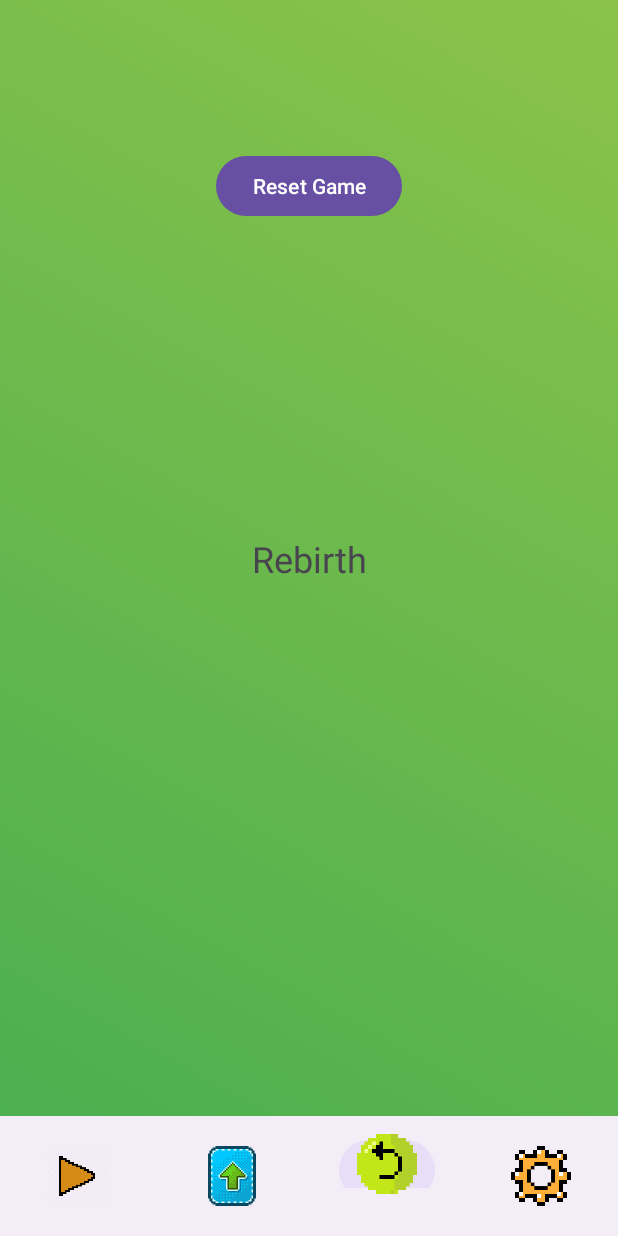
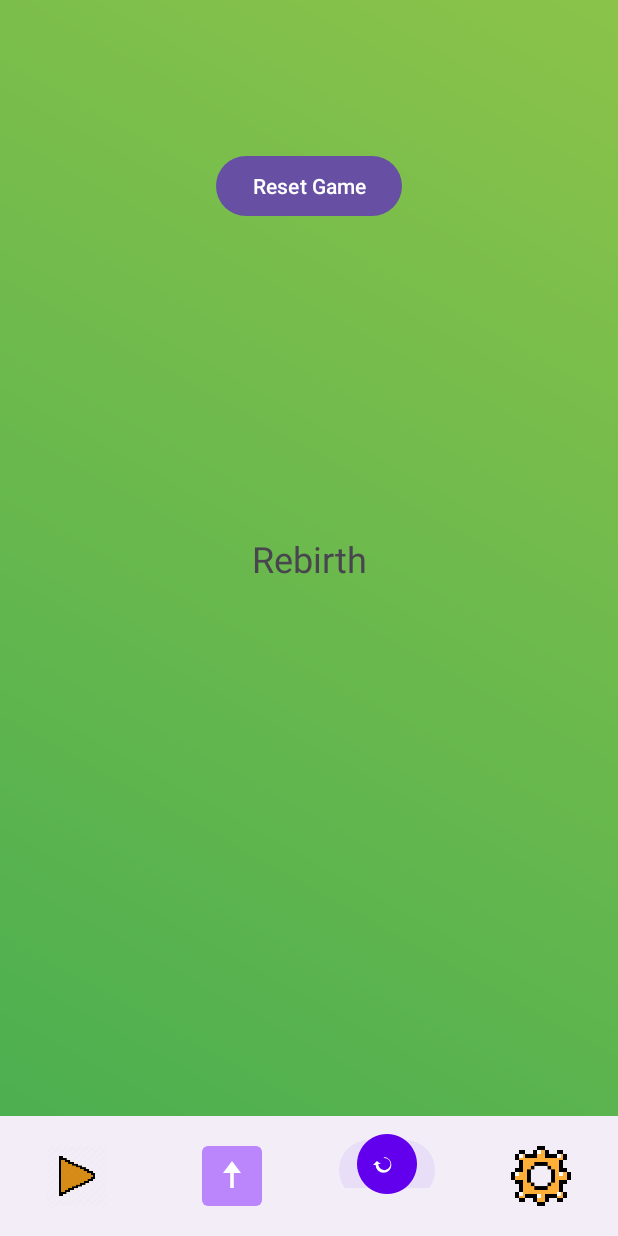
Before and after one commit to KTUccgame/Mobil, an Android app: the screen it shows after launch (MainActivity), item 3 of the bottom bar chosen, on a phone screen of 412 x 824 dp. Run offline under Robolectric (Android 15) with nearby library versions, the phone set to English and light mode, and no system bars; our stand-ins replace Room's generated code.

Commit message:
Some xml buttons (not working correctly)
Changed menu buttons to xml drawn

```diff
--- a/app/src/main/java/com/example/mobilclicker/MainActivity.java
+++ b/app/src/main/java/com/example/mobilclicker/MainActivity.java
@@ -1,7 +1,12 @@
 package com.example.mobilclicker;
 
+import android.animation.ObjectAnimator;
 import android.annotation.SuppressLint;
 import android.os.Bundle;
+import android.view.View;
+import android.view.animation.AccelerateDecelerateInterpolator;
+import android.view.animation.Animation;
+import android.view.animation.AnimationUtils;
 
 import androidx.appcompat.app.AppCompatActivity;
 import androidx.fragment.app.Fragment;
@@ -41,14 +46,33 @@ public class MainActivity extends AppCompatActivity {
             } else if (itemId == R.id.nav_upgrades) {
                 if (upgradesFragment == null) {
                     upgradesFragment = new UpgradesFragment();
+
                 }
                 selectedFragment = upgradesFragment;
+
+                // ANIMACIJA ant nav_upgrades mygtuko
+                View navView = bottomNavigationView.findViewById(R.id.nav_upgrades);
+                if (navView != null) {
+                    Animation animation = AnimationUtils.loadAnimation(this, R.anim.move_up_and_down);
+                    navView.startAnimation(animation);
+                }
+
+
             } else if (itemId == R.id.nav_rebirth) {
                 if (rebirthFragment == null) {
                     rebirthFragment = new RebirthFragment();
                     rebirthFragment.setUpgradesFragment(upgradesFragment);
                 }
                 selectedFragment = rebirthFragment;
+                // ANIMACIJA ant nav_rebirth mygtuko
+                View navView = bottomNavigationView.findViewById(R.id.nav_rebirth);
+                if (navView != null) {
+                    ObjectAnimator animator = ObjectAnimator.ofFloat(navView, "rotationY", 0f, 360f);
+                    animator.setDuration(600);
+                    animator.setInterpolator(new AccelerateDecelerateInterpolator());
+                    animator.start();
+                }
+
             } else if (itemId == R.id.nav_settings) {
                 selectedFragment = new SettingsFragment();
             }
--- /dev/null
+++ b/app/src/main/res/anim/move_up_and_down.xml
@@ -0,0 +1,15 @@
+<set xmlns:android="http://schemas.android.com/apk/res/android"
+    android:interpolator="@android:anim/accelerate_decelerate_interpolator"
+    android:repeatCount="0">
+
+    <translate
+        android:duration="500"
+        android:fromYDelta="0%"
+        android:toYDelta="-100%" />
+
+    <translate
+        android:duration="500"
+        android:startOffset="600"
+        android:fromYDelta="0%"
+        android:toYDelta="100%" />
+</set>
--- /dev/null
+++ b/app/src/main/res/animator/rotate_y.xml
@@ -0,0 +1,7 @@
+<objectAnimator xmlns:android="http://schemas.android.com/apk/res/android"
+    android:propertyName="rotationY"
+    android:duration="600"
+    android:valueFrom="0"
+    android:valueTo="360"
+    android:interpolator="@android:interpolator/accelerate_decelerate"
+    android:repeatCount="0" />
--- /dev/null
+++ b/app/src/main/res/drawable/circle_with_arrow.xml
@@ -0,0 +1,22 @@
+<vector xmlns:android="http://schemas.android.com/apk/res/android"
+    android:width="48dp"
+    android:height="48dp"
+    android:viewportWidth="24"
+    android:viewportHeight="24">
+
+    <path
+        android:fillColor="#FF6200EE"
+        android:pathData="M12,0.001a12,12 0 1,0 0.001,0z" />
+
+
+    <group
+        android:scaleX="0.7"
+        android:scaleY="0.7"
+        android:translateX="3.6"
+        android:translateY="3.6">
+        <path
+            android:fillColor="#FFFFFF"
+            android:strokeWidth="0"
+            android:pathData="M10,8a4.5,4.5 0 1,1 -4.5,4.5H4l2.25,-2.25L8.5,12H7a3.5,3.5 0 1,0 3.5,-3.5z"/>
+    </group>
+</vector>
--- /dev/null
+++ b/app/src/main/res/drawable/rectangle_with_arrow.xml
@@ -0,0 +1,30 @@
+<vector xmlns:android="http://schemas.android.com/apk/res/android"
+    android:width="100dp"
+    android:height="100dp"
+    android:viewportWidth="100"
+    android:viewportHeight="100">
+
+    <!-- Apvalintų kampų stačiakampio fonas -->
+    <path
+        android:fillColor="#FFBB86FC"
+        android:pathData="M10,0
+                          h80
+                          a10,10 0 0 1 10,10
+                          v80
+                          a10,10 0 0 1 -10,10
+                          h-80
+                          a10,10 0 0 1 -10,-10
+                          v-80
+                          a10,10 0 0 1 10,-10
+                          z" />
+
+    <!-- Rodyklės trikampis -->
+    <path
+        android:fillColor="#FFFFFFFF"
+        android:pathData="M50,25 L35,45 H65 Z" />
+
+    <!-- Rodyklės kotas -->
+    <path
+        android:fillColor="#FFFFFFFF"
+        android:pathData="M47,45 h6 v25 h-6 z" />
+</vector>
--- a/app/src/main/res/menu/bottom_nav_menu.xml
+++ b/app/src/main/res/menu/bottom_nav_menu.xml
@@ -11,13 +11,13 @@
     <!-- Upgrades -->
     <item
         android:id="@+id/nav_upgrades"
-        android:icon="@drawable/upgrade"
+        android:icon="@drawable/rectangle_with_arrow"
         tools:ignore="MenuTitle" />
 
     <!-- Rebirth -->
     <item
         android:id="@+id/nav_rebirth"
-        android:icon="@drawable/rebirth"
+        android:icon="@drawable/circle_with_arrow"
         tools:ignore="MenuTitle" />
 
     <!-- Settings -->
```
